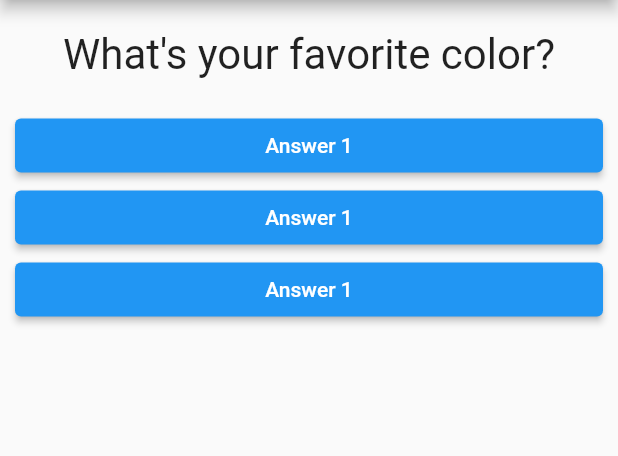
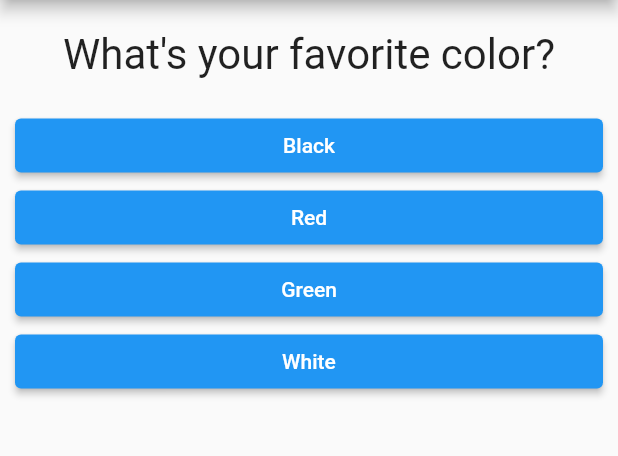
Before and after one commit to KenjiEmura/Flutter, a Flutter app: the screen it shows after launch, on a phone screen of 412 x 824 dp, the part 84-540 px from its top. Run offline on Flutter 3.47's test engine with Material 2 defaults, Android fonts, the phone set to English and light mode, and no system bars.

Commit message:
Answers are now being displayed programatically

```diff
--- a/playground/flutter_complete_guide/lib/answer.dart
+++ b/playground/flutter_complete_guide/lib/answer.dart
@@ -2,7 +2,9 @@ import 'package:flutter/material.dart';
 
 class Answer extends StatelessWidget {
   final Function selectQuestion;
-  Answer(this.selectQuestion);
+  final String answerText;
+
+  Answer(this.selectQuestion, this.answerText);
   @override
   Widget build(BuildContext context) {
     return Container(
@@ -12,7 +14,10 @@ class Answer extends StatelessWidget {
           style: ButtonStyle(
             backgroundColor: MaterialStateProperty.all(Colors.blue),
           ),
-          child: Text('Answer 1'),
+          child: Text(
+            answerText,
+            style: TextStyle(color: Color.fromRGBO(255, 255, 255, 1.0)),
+          ),
           onPressed: selectQuestion),
     );
   }
--- a/playground/flutter_complete_guide/lib/main.dart
+++ b/playground/flutter_complete_guide/lib/main.dart
@@ -27,9 +27,20 @@ class _MyAppState extends State<MyApp> {
   @override
   Widget build(BuildContext context) {
     var questions = [
-      "What's your favorite color?",
-      "What's your favorite animal?",
+      {
+        'question': "What's your favorite color?",
+        'answers': ['Black', 'Red', "Green", 'White']
+      },
+      {
+        'question': "What's your favorite animal?",
+        'answers': ['Rabbit', 'Snake', "Elephant", 'Lion']
+      },
+      {
+        'question': "Who's your favorite instructor?",
+        'answers': ['Max', 'Kenji', "Hernando", 'Kaori']
+      },
     ];
+
     return MaterialApp(
       // home: Text("Kenji's Amazing App!"),
       home: Scaffold(
@@ -38,10 +49,10 @@ class _MyAppState extends State<MyApp> {
         ),
         body: Column(
           children: [
-            Question(questions[_questionIndex]),
-            Answer(_answerQuestion),
-            Answer(_answerQuestion),
-            Answer(_answerQuestion),
+            Question(questions[_questionIndex]['question']),
+            ...(questions[_questionIndex]['answers'] as List<String>)
+                .map((answer) => Answer(_answerQuestion, answer))
+                .toList()
           ],
         ),
       ),
```
